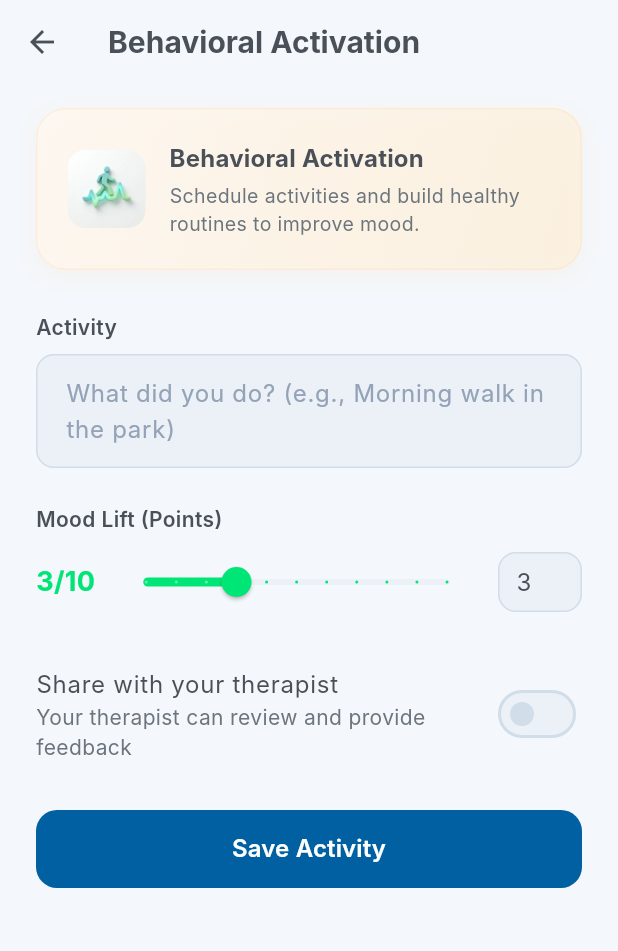
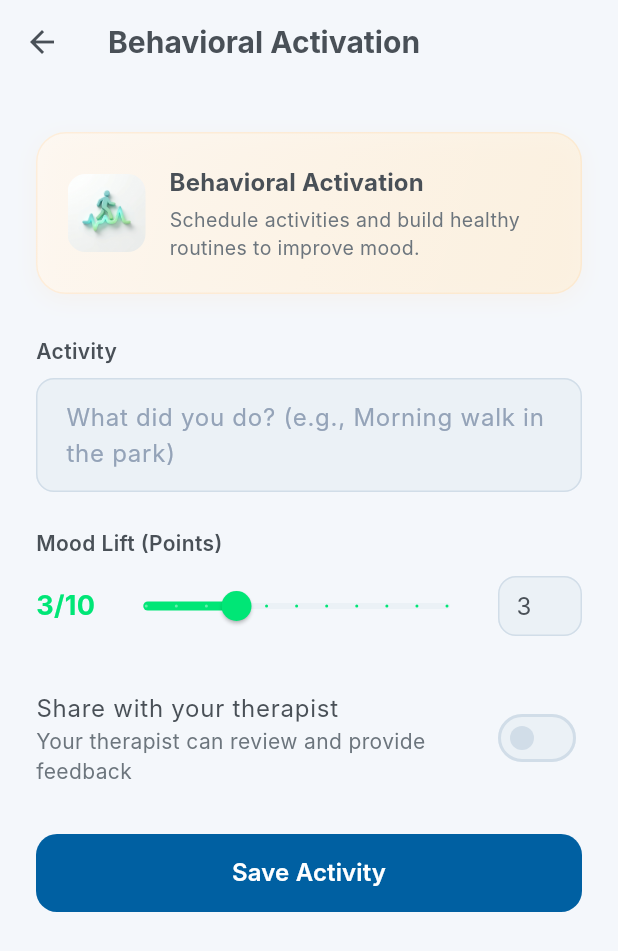
Before and after one commit to Ptl-Tech/Chiromo-app, a Flutter app: the BehavioralActivationScreen screen opened by its route, on a phone screen of 412 x 824 dp. Shown: the top 951 px of the screen. Run offline on Flutter 3.47's test engine with Material 3 defaults, Android fonts, the phone set to English and light mode, and no system bars; our stand-ins replace dio, equatable, firebase_messaging, fl_chart, flutter_local_notifications, flutter_riverpod and 9 more; accounts and stored records are empty; Roboto replaces fonts that are missing (Inter).

```diff
--- a/lib/features/patient/presentation/screens/behavioral_activation_screen.dart
+++ b/lib/features/patient/presentation/screens/behavioral_activation_screen.dart
@@ -38,7 +38,7 @@ class _BehavioralActivationScreenState
       showBack: true,
       body: SafeArea(
         child: SingleChildScrollView(
-          padding: const EdgeInsets.fromLTRB(24, 16, 24, 24),
+          padding: const EdgeInsets.fromLTRB(24, 24, 24, 24),
           child: Form(
             key: _formKey,
             child: Column(
--- a/lib/features/patient/presentation/screens/daily_checkin_screen.dart
+++ b/lib/features/patient/presentation/screens/daily_checkin_screen.dart
@@ -48,7 +48,7 @@ class _DailyCheckinScreenState extends ConsumerState<DailyCheckinScreen> {
       showBack: true,
       body: SafeArea(
         child: SingleChildScrollView(
-          padding: const EdgeInsets.fromLTRB(24, 16, 24, 24),
+          padding: const EdgeInsets.fromLTRB(24, 24, 24, 24),
           child: Column(
             crossAxisAlignment: CrossAxisAlignment.start,
             children: [
--- a/lib/features/patient/presentation/screens/emergency_screen.dart
+++ b/lib/features/patient/presentation/screens/emergency_screen.dart
@@ -54,7 +54,7 @@ class EmergencyScreen extends ConsumerWidget {
       title: 'Emergency & Crisis',
       body: SafeArea(
         child: SingleChildScrollView(
-          padding: const EdgeInsets.fromLTRB(24, 16, 24, 24),
+          padding: const EdgeInsets.fromLTRB(24, 24, 24, 24),
           child: Column(
             crossAxisAlignment: CrossAxisAlignment.stretch,
             children: [
--- a/lib/features/patient/presentation/screens/exposure_ladder_screen.dart
+++ b/lib/features/patient/presentation/screens/exposure_ladder_screen.dart
@@ -605,7 +605,7 @@ class _ExposureLadderScreenState extends ConsumerState<ExposureLadderScreen> {
       showBack: true,
       body: SafeArea(
         child: SingleChildScrollView(
-          padding: const EdgeInsets.fromLTRB(24, 16, 24, 24),
+          padding: const EdgeInsets.fromLTRB(24, 24, 24, 24),
           child: Column(
             crossAxisAlignment: CrossAxisAlignment.start,
             children: [
--- a/lib/features/patient/presentation/screens/thought_record_screen.dart
+++ b/lib/features/patient/presentation/screens/thought_record_screen.dart
@@ -48,7 +48,7 @@ class _ThoughtRecordScreenState extends ConsumerState<ThoughtRecordScreen> {
       showBack: true,
       body: SafeArea(
         child: SingleChildScrollView(
-          padding: const EdgeInsets.fromLTRB(24, 16, 24, 24),
+          padding: const EdgeInsets.fromLTRB(24, 24, 24, 24),
           child: Form(
             key: _formKey,
             child: Column(
--- a/lib/widgets/layouts/app_scaffold.dart
+++ b/lib/widgets/layouts/app_scaffold.dart
@@ -55,7 +55,10 @@ class AppScaffold extends ConsumerWidget {
             )
           : null,
       backgroundColor: Theme.of(context).scaffoldBackgroundColor,
-      body: body,
+      body: Padding(
+        padding: EdgeInsets.only(top: MediaQuery.of(context).padding.top + 8),
+        child: body,
+      ),
       floatingActionButton: floatingActionButton,
     );
   }
```
